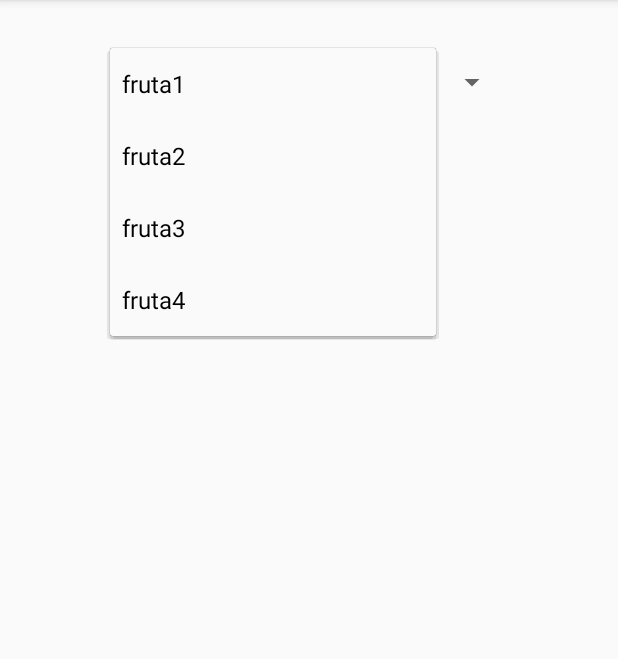
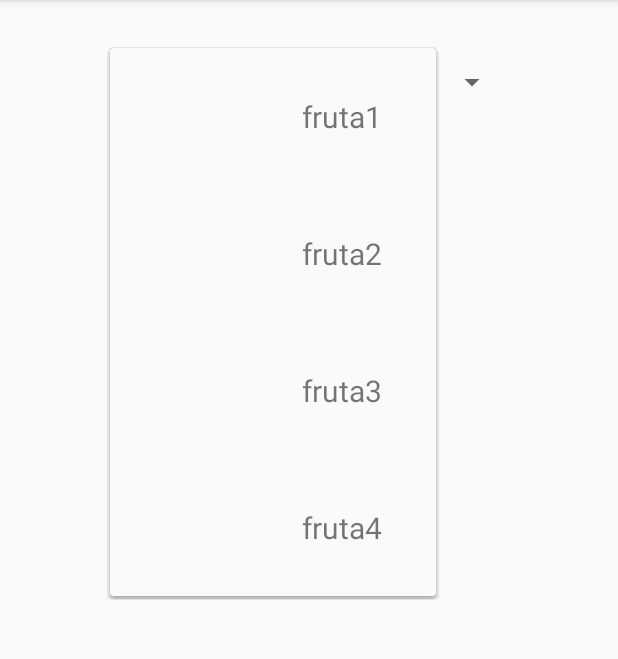
Before and after one commit to cury009/Formulario2Amarillo, an Android app: the screen it shows after launch (MainActivity), after a tap on "fruta1", on a phone screen of 412 x 824 dp, the part 84-743 px from its top. Run offline under Robolectric (Android 15) with nearby library versions, the phone set to English and light mode, and no system bars.

Commit message:
con estilo propio

```diff
--- a/app/src/main/java/com/example/formulario2amarillo/MainActivity.java
+++ b/app/src/main/java/com/example/formulario2amarillo/MainActivity.java
@@ -7,22 +7,26 @@ import android.view.View;
 import android.widget.AdapterView;
 import android.widget.ArrayAdapter;
 import android.widget.Spinner;
+import android.widget.TextView;
 import android.widget.Toast;
 
 public class MainActivity extends AppCompatActivity  implements AdapterView.OnItemSelectedListener {
 
     Spinner sp_combo1 = null;
+    TextView txt_item_seleccionado = null;
     @Override
     protected void onCreate(Bundle savedInstanceState) {
         super.onCreate(savedInstanceState);
         setContentView(R.layout.activity_main);
         sp_combo1 = (Spinner) findViewById(R.id.sp_combo1);
+        txt_item_seleccionado = (TextView) findViewById(R.id.txt_item_seleccionado);
 
         //----------------------------------------------------
+        sp_combo1.setOnItemSelectedListener(this);
         //cargar el combo con los datos
 
-        ArrayAdapter<CharSequence> adaptador = ArrayAdapter.createFromResource(this, R.array.frutas, android.R.layout.simple_spinner_item);
-        adaptador.setDropDownViewResource(android.R.layout.simple_spinner_dropdown_item);
+        ArrayAdapter<CharSequence> adaptador = ArrayAdapter.createFromResource(this, R.array.frutas, R.layout.casilladesplegable);
+        adaptador.setDropDownViewResource(R.layout.casilladesplegable);
         sp_combo1.setAdapter(adaptador);
 
     }
@@ -30,7 +34,8 @@ public class MainActivity extends AppCompatActivity  implements AdapterView.OnIt
     @Override
     public void onItemSelected(AdapterView<?> parent, View view, int position, long id) {
         String valorItem = String.valueOf(sp_combo1.getItemAtPosition(position));
-        //Toast.makeText(parent.getContext(), this, "has elegido "+valorItem, Toast.LENGTH_SHORT).show();
+        txt_item_seleccionado.setText(valorItem);
+        Toast.makeText( parent.getContext(), "has elegido "+valorItem, Toast.LENGTH_SHORT).show();
     }
 
     @Override
--- /dev/null
+++ b/app/src/main/res/layout/casilladesplegable.xml
@@ -0,0 +1,13 @@
+<?xml version="1.0" encoding="utf-8"?>
+
+    <TextView
+        xmlns:android="http://schemas.android.com/apk/res/android"
+        android:id="@+id/textView"
+        android:layout_width="310dp"
+        android:layout_height="91dp"
+        android:gravity="center"
+        android:padding="10dp"
+        android:text="TextView"
+        android:textSize="20sp"
+
+    />
```
